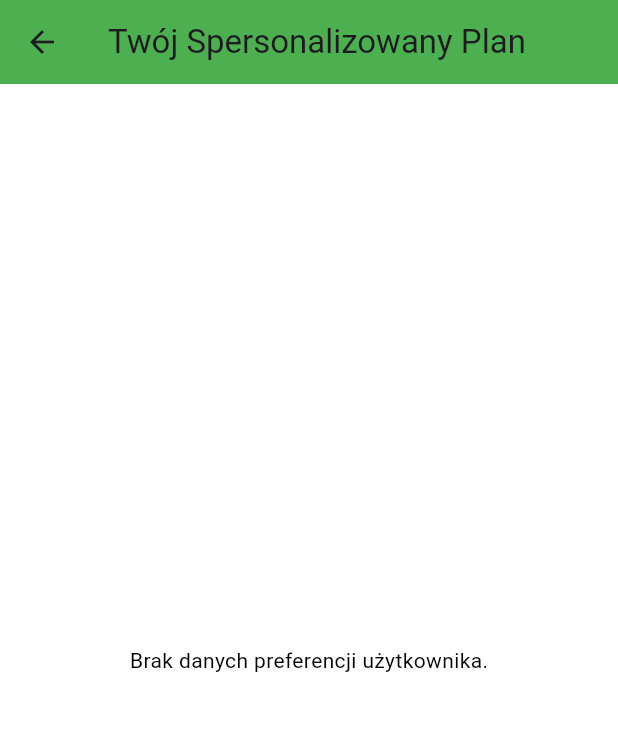
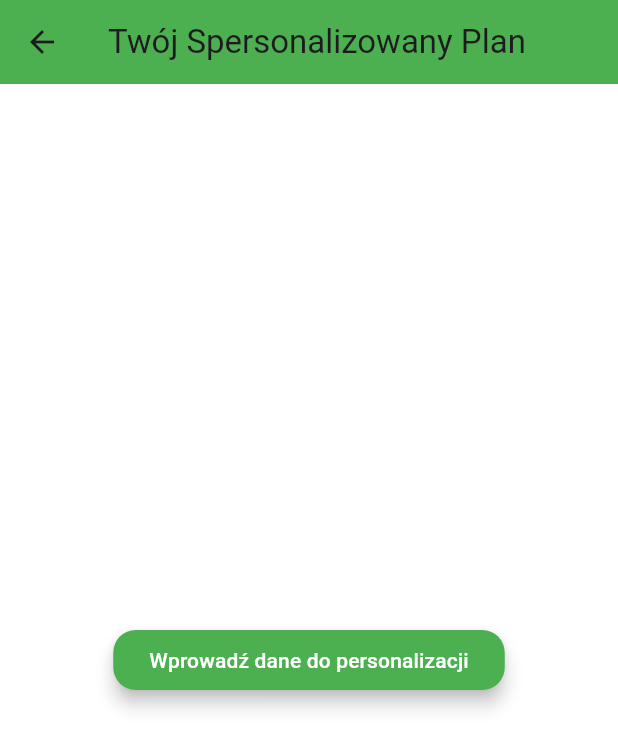
Before and after one commit to PawelG1/wellness_quest, a Flutter app: the screen it shows after launch, after a tap on "Zobacz swój plan", on a phone screen of 412 x 824 dp. Shown: the top 749 px of the screen. Run offline on Flutter 3.47's test engine with Material 3 defaults, Android fonts, the phone set to English and light mode, and no system bars; our stand-ins replace shared_preferences; accounts and stored records are empty.

Commit message:
New feature - setup personalization

```diff
--- a/lib/screens/home_screen.dart
+++ b/lib/screens/home_screen.dart
@@ -38,7 +38,7 @@ class HomeScreen extends StatelessWidget {
             ),
             SizedBox(height: 20),
             Text(
-              'Witaj, ${user?.name ?? 'Gościu'}!',
+              'Witaj, ${user?.name ?? ''}!',
               style: TextStyle(fontSize: 24, fontWeight: FontWeight.bold),
             ),
             SizedBox(height: 30),
--- a/lib/screens/plan_screen.dart
+++ b/lib/screens/plan_screen.dart
@@ -21,7 +21,12 @@ class PlanScreen extends StatelessWidget {
           title: Text('Twój Spersonalizowany Plan'),
         ),
         body: Center(
-          child: Text('Brak danych preferencji użytkownika.'),
+          child: ElevatedButton(
+            onPressed: () => {
+              Navigator.pushNamed(context, '/user_info')
+            },
+            child: Text("Wprowadź dane do personalizacji"),
+          ),//Text('Brak danych preferencji użytkownika.'),
         ),
       );
     }
```
Also changed, not shown: assets/icon.png (added).
